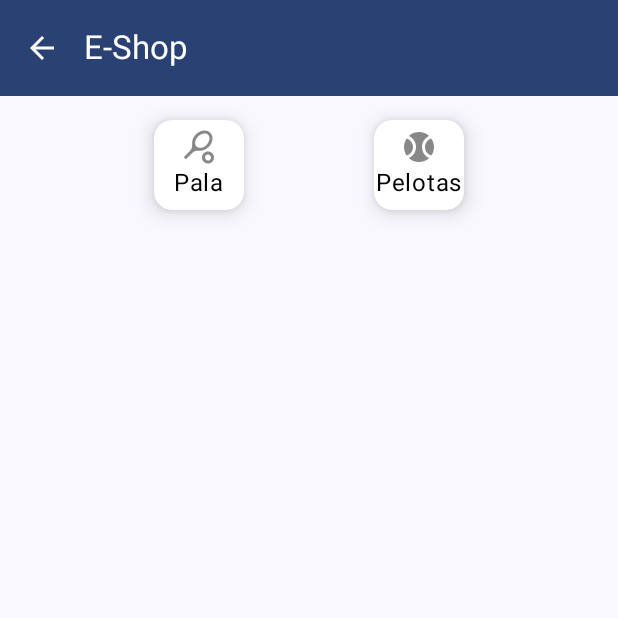
After one commit to RenaudBronchart/TFG, an Android app built with Jetpack Compose: the EshopScreen screen opened through its navigation route, on a phone screen of 412 x 824 dp, the top half of it. The commit adds this screen. Run offline under Robolectric (Android 15) with nearby library versions, the phone set to English and light mode, and no system bars; our stand-ins replace Firebase (no records; nobody signed in at launch, a user with empty details on screens opened directly).

Commit message:
Pagina EshopScreen created - connextion to db - productos avaiable - design must be improved - added to ruta and AppScrens - Scaffoled added and improved in some pages.

```diff
--- a/app/build.gradle.kts
+++ b/app/build.gradle.kts
@@ -97,6 +97,9 @@ dependencies {
     // Foundation (pour fillMaxWidth, clickable, etc.)
     implementation(libs.androidx.foundation)
 
+    // AsyncImage
+    implementation(libs.coil.compose)
+
     testImplementation(libs.junit)
     androidTestImplementation(libs.androidx.junit)
     androidTestImplementation(libs.androidx.espresso.core)
--- a/app/src/main/java/com/example/tfg/navigation/AppNavigation.kt
+++ b/app/src/main/java/com/example/tfg/navigation/AppNavigation.kt
@@ -6,6 +6,7 @@ import androidx.navigation.compose.NavHost
 import androidx.navigation.compose.composable
 import androidx.navigation.compose.rememberNavController
 import com.example.tfg.screens.AddProduct
+import com.example.tfg.screens.EshopScreen
 import com.example.tfg.screens.Home
 import com.example.tfg.screens.Login
 import com.example.tfg.screens.SignUp
@@ -21,12 +22,13 @@ fun AppNavigation(auth: FirebaseAuth) {
 
     NavHost(
         navController =  navigationController, // recordar la navigation
-        startDestination = AppScreens.Login.ruta // indicar la ruta donde empezamos la app
+        startDestination = AppScreens.Home.ruta // indicar la ruta donde empezamos la app
     ) {
         composable(AppScreens.Login.ruta) { Login(navigationController, auth)}
         composable(AppScreens.Home.ruta) { Home(navigationController, auth)}
         composable(AppScreens.SignUp.ruta) { SignUp(navigationController,auth,viewModel())}
         composable(AppScreens.Profile.ruta) { Profile(navigationController, authViewModel) }
         composable(AppScreens.AddProduct.ruta) { AddProduct(navigationController, auth,viewModel())}
+        composable(AppScreens.EshopScreen.ruta) { EshopScreen(navigationController, auth,viewModel())}
     }
 }
--- a/app/src/main/java/com/example/tfg/navigation/AppScreens.kt
+++ b/app/src/main/java/com/example/tfg/navigation/AppScreens.kt
@@ -7,4 +7,5 @@ sealed class AppScreens(val ruta: String) {
     object Profile: AppScreens("profile")
     object Home: AppScreens("home")
     object AddProduct: AppScreens("addProduct")
+    object EshopScreen: AppScreens("eshopScreen")
 }
--- /dev/null
+++ b/app/src/main/java/com/example/tfg/screens/EshopScreen.kt
@@ -0,0 +1,159 @@
+package com.example.tfg.screens
+
+import androidx.compose.foundation.clickable
+import androidx.compose.foundation.layout.*
+import androidx.compose.foundation.lazy.grid.GridCells
+import androidx.compose.foundation.lazy.grid.LazyVerticalGrid
+import androidx.compose.foundation.lazy.grid.items
+import androidx.compose.foundation.shape.RoundedCornerShape
+import androidx.compose.material3.Icon
+import androidx.compose.material3.Text
+import androidx.compose.runtime.Composable
+import androidx.compose.runtime.getValue
+import androidx.compose.runtime.mutableStateOf
+import androidx.compose.runtime.remember
+import androidx.compose.ui.Modifier
+import androidx.compose.ui.Alignment
+import androidx.compose.ui.graphics.Color
+import androidx.compose.ui.graphics.vector.ImageVector
+import androidx.compose.ui.unit.dp
+import androidx.navigation.NavHostController
+import com.example.tfg.viewmodel.ProductoViewModel
+import androidx.compose.material.icons.Icons
+import androidx.compose.material.icons.automirrored.filled.ArrowBack
+import androidx.compose.material.icons.filled.SportsBaseball
+import androidx.compose.material.icons.filled.SportsTennis
+import androidx.compose.material3.Card
+import androidx.compose.material3.CardDefaults
+import androidx.compose.material3.ExperimentalMaterial3Api
+import androidx.compose.material3.IconButton
+import androidx.compose.material3.MaterialTheme
+import androidx.compose.material3.Scaffold
+import androidx.compose.material3.TopAppBar
+import androidx.compose.material3.TopAppBarDefaults
+import androidx.compose.runtime.collectAsState
+import androidx.compose.runtime.setValue
+import androidx.compose.ui.draw.clip
+import androidx.compose.ui.draw.shadow
+import androidx.compose.ui.layout.ContentScale
+import androidx.compose.ui.text.font.FontWeight
+import coil.compose.AsyncImage
+import com.example.tfg.models.Producto
+import com.google.firebase.auth.FirebaseAuth
+
+@OptIn(ExperimentalMaterial3Api::class)
+@Composable
+fun EshopScreen(navController: NavHostController, auth: FirebaseAuth,viewModel: ProductoViewModel) {
+    var selectedCategory by remember { mutableStateOf("All") }
+    val productos by viewModel.productos.collectAsState()
+
+    Scaffold(
+        topBar = {
+            TopAppBar(
+                colors = TopAppBarDefaults.topAppBarColors(
+                    containerColor = MaterialTheme.colorScheme.primary,
+                    titleContentColor = Color.White
+                ),
+                title = { Text("E-Shop") },
+                navigationIcon = {
+                    IconButton(onClick = { navController.navigate("Login") }) {
+                        Icon(
+                            imageVector = Icons.AutoMirrored.Filled.ArrowBack,
+                            contentDescription = "volver",
+                            tint = Color.White
+                        )
+                    }
+                }
+            )
+        }
+    ) { innerPadding -> //
+        Column(
+            modifier = Modifier
+                .fillMaxSize()
+                .padding(innerPadding)
+                .padding(16.dp),
+        ) {
+            // Filtres
+            Row(
+                modifier = Modifier
+                    .fillMaxWidth()
+                    .padding(bottom = 16.dp),
+                horizontalArrangement = Arrangement.SpaceEvenly
+            ) {
+                CategoryIcon("Pala", Icons.Default.SportsTennis, selectedCategory) {
+                    selectedCategory = "Pala"
+                }
+                CategoryIcon("Pelotas", Icons.Default.SportsBaseball, selectedCategory) {
+                    selectedCategory = "Pelotas"
+                }
+            }
+
+            // Affichage des produits
+            LazyVerticalGrid(
+                columns = GridCells.Fixed(2),
+                modifier = Modifier.fillMaxSize()
+            ) {
+                items(productos) { producto ->
+                    ProductCard(producto)
+                }
+            }
+        }
+    }
+}
+
+@Composable
+fun CategoryIcon(name: String, icon: ImageVector, selectedCategory: String, onClick: () -> Unit) {
+  Card(
+      shape = RoundedCornerShape(12.dp),
+      colors = CardDefaults.cardColors(containerColor = if (selectedCategory == name) Color.LightGray else Color.White),
+      modifier = Modifier
+          .size(60.dp)  // size caja
+          .shadow(8.dp, RoundedCornerShape(12.dp)) // shape caja
+          .clickable(onClick = onClick)
+  ) {
+      Column(
+          modifier = Modifier.fillMaxSize(),
+          verticalArrangement = Arrangement.Center,
+          horizontalAlignment = Alignment.CenterHorizontally
+      ) {
+          Icon(
+              imageVector = icon,
+              contentDescription = name,
+              tint = if (selectedCategory == name) Color.Blue else Color.Gray
+          )
+          Text(text = name, color = Color.Black)
+      }
+  }
+}
+
+@Composable
+fun ProductCard(producto:Producto) {
+
+    Card(
+        modifier = Modifier
+            .fillMaxWidth()
+            .padding(8.dp)
+            .height(270.dp),
+        shape = RoundedCornerShape(12.dp),
+        elevation = CardDefaults.cardElevation(defaultElevation = 8.dp)
+    ){
+      Column(
+          modifier = Modifier
+              .fillMaxSize()
+              .padding(16.dp),
+          horizontalAlignment = Alignment.CenterHorizontally
+      ) {
+          AsyncImage(
+              model = producto.imagen, //
+              contentDescription = producto.nombre,
+              modifier = Modifier
+                  .size(160.dp)
+                  .clip(RoundedCornerShape(8.dp)),
+              contentScale = ContentScale.Crop
+          )
+          Spacer(modifier = Modifier.height(8.dp))
+          Text(text = producto.nombre, fontWeight = FontWeight.Bold)
+          Text(text = "${producto.precio} €", color = Color.Black)
+      }
+    }
+}
--- a/app/src/main/java/com/example/tfg/screens/Home.kt
+++ b/app/src/main/java/com/example/tfg/screens/Home.kt
@@ -1,8 +1,12 @@
 package com.example.tfg.screens
 
+import androidx.compose.foundation.layout.Arrangement
 import androidx.compose.foundation.layout.Column
+import androidx.compose.foundation.layout.Spacer
+import androidx.compose.foundation.layout.fillMaxSize
 import androidx.compose.foundation.layout.fillMaxWidth
 import androidx.compose.foundation.layout.height
+import androidx.compose.foundation.layout.padding
 import androidx.compose.foundation.shape.RoundedCornerShape
 import androidx.compose.material3.Button
 import androidx.compose.material3.ButtonDefaults
@@ -20,26 +24,27 @@ import androidx.navigation.compose.rememberNavController
 import com.google.firebase.auth.FirebaseAuth
 
 @Composable
-fun Home(navController: NavHostController,auth: FirebaseAuth) {
-   Column (
+fun Home(navController: NavHostController, auth: FirebaseAuth) {
+    Column(
         horizontalAlignment = Alignment.CenterHorizontally,
+        verticalArrangement = Arrangement.Center, // Centrer verticalement
         modifier = Modifier
-              .fillMaxWidth()
-              .height(500.dp)
+            .fillMaxSize() // Remplit l'écran
+            .padding(16.dp) // Ajoute un peu d'espace autour
+    ) {
+        Text(
+            text = "Hello",
+            style = MaterialTheme.typography.headlineMedium,
+            modifier = Modifier.padding(bottom = 16.dp) // Espacement sous le texte
+        )
 
-   ){  }
-    Text(
-        text = "hello"
-    )
         Button(
             onClick = { navController.navigate("AddProduct") },
             modifier = Modifier
                 .fillMaxWidth()
                 .height(50.dp),
-        colors = ButtonDefaults.buttonColors(
-            containerColor = Color.White
-        ),
-        shape = RoundedCornerShape(12.dp) // Bordes redondeados
+            colors = ButtonDefaults.buttonColors(containerColor = Color.White),
+            shape = RoundedCornerShape(12.dp)
         ) {
             Text(
                 text = "Add Product",
@@ -47,20 +52,38 @@ fun Home(navController: NavHostController,auth: FirebaseAuth) {
                 fontSize = 16.sp
             )
         }
+
+        Spacer(modifier = Modifier.height(16.dp)) // Espacement entre les boutons
+
         Button(
             onClick = { navController.navigate("Profile") },
             modifier = Modifier
                 .fillMaxWidth()
                 .height(50.dp),
-        colors = ButtonDefaults.buttonColors(
-            containerColor = Color.White
-        ),
-        shape = RoundedCornerShape(12.dp) // Bordes redondeados
+            colors = ButtonDefaults.buttonColors(containerColor = Color.White),
+            shape = RoundedCornerShape(12.dp)
         ) {
             Text(
                 text = "Profile",
                 color = MaterialTheme.colorScheme.primary,
                 fontSize = 16.sp
             )
+
+        }
+        Button(
+            onClick = { navController.navigate("EshopScreen") },
+            modifier = Modifier
+                .fillMaxWidth()
+                .height(50.dp),
+            colors = ButtonDefaults.buttonColors(containerColor = Color.White),
+            shape = RoundedCornerShape(12.dp)
+        ) {
+            Text(
+                text = "Profile",
+                color = MaterialTheme.colorScheme.primary,
+                fontSize = 16.sp
+            )
+
         }
     }
+}
--- a/app/src/main/java/com/example/tfg/screens/MenuProduct.kt
+++ /dev/null
@@ -1,6 +0,0 @@
-package com.example.tfg.screens
-
-//fun MenuProduct {
-
-
-//}
--- a/app/src/main/java/com/example/tfg/screens/SignUp.kt
+++ b/app/src/main/java/com/example/tfg/screens/SignUp.kt
@@ -72,7 +72,8 @@ fun SignUp(navController: NavHostController, auth: FirebaseAuth, viewModel: Usua
                     IconButton(onClick = { navController.navigate("Login") }) {
                         Icon(
                             imageVector = Icons.AutoMirrored.Filled.ArrowBack,
-                            contentDescription = "vovler"
+                            contentDescription = "vovler",
+                            tint = Color.White
                         )
                     }
                 }
--- a/app/src/main/java/com/example/tfg/viewmodel/ProductoViewModel.kt
+++ b/app/src/main/java/com/example/tfg/viewmodel/ProductoViewModel.kt
@@ -4,9 +4,13 @@ import android.util.Log
 import androidx.lifecycle.LiveData
 import androidx.lifecycle.MutableLiveData
 import androidx.lifecycle.ViewModel
+import androidx.lifecycle.viewModelScope
 import com.example.tfg.models.Producto
+import com.google.firebase.firestore.FirebaseFirestore
 import kotlinx.coroutines.flow.MutableStateFlow
 import kotlinx.coroutines.flow.StateFlow
+import kotlinx.coroutines.launch
+import kotlinx.coroutines.tasks.await
 
 class ProductoViewModel: ViewModel() {
 
@@ -38,6 +42,30 @@ class ProductoViewModel: ViewModel() {
     // StateFlow es más eficiente para manejar  cambios de manera reactiva
     val productos: StateFlow<List<Producto>> = _productos
 
+    init {
+        getProductosFromFirestore()
+    }
+
+    fun getProductosFromFirestore() {
+        viewModelScope.launch {
+            // instancia de la base de datos FB
+            val db = FirebaseFirestore.getInstance()
+            // almacenar el nombre de la colección
+            val name_collection = "productos"
+            val query = db.collection(name_collection).get().await()
+
+            val productos = mutableListOf<Producto>()
+
+            for (document in query.documents) {
+                val producto = document.toObject(Producto::class.java)
+                if (producto != null) {
+                    productos.add(producto)
+                }
+            }
+            _productos.value = productos
+        }
+}
+
     private val _isButtonEnable = MutableLiveData<Boolean>()
     val isButtonEnable: LiveData<Boolean> = _isButtonEnable
 
--- a/gradle/libs.versions.toml
+++ b/gradle/libs.versions.toml
@@ -1,5 +1,6 @@
 [versions]
 agp = "8.6.1"
+coilCompose = "2.2.2"
 foundation = "1.7.7"
 kotlin = "1.9.0"
 coreKtx = "1.15.0"
@@ -38,6 +39,7 @@ androidx-core-ktx = { group = "androidx.core", name = "core-ktx", version.ref =
 androidx-foundation = { module = "androidx.compose.foundation:foundation", version.ref = "foundation" }
 androidx-lifecycle-runtime-ktx-v251 = { module = "androidx.lifecycle:lifecycle-runtime-ktx", version.ref = "lifecycleRuntimeKtxVersion" }
 androidx-runtime-livedata = { module = "androidx.compose.runtime:runtime-livedata", version.ref = "runtimeLivedata" }
+coil-compose = { module = "io.coil-kt:coil-compose", version.ref = "coilCompose" }
 junit = { group = "junit", name = "junit", version.ref = "junit" }
 androidx-junit = { group = "androidx.test.ext", name = "junit", version.ref = "junitVersion" }
 androidx-espresso-core = { group = "androidx.test.espresso", name = "espresso-core", version.ref = "espressoCore" }
```
Also changed, not shown: app/src/main/java/com/example/tfg/screens/AddProduct.kt (+5 -4 lines), app/src/main/java/com/example/tfg/screens/Profile.kt (+12 -1 lines), app/src/main/res/drawable/tennis_ball_svgrepo_com__1_.xml (added, +12 -0 lines). Lines whose indentation alone changed are shown as unchanged.
